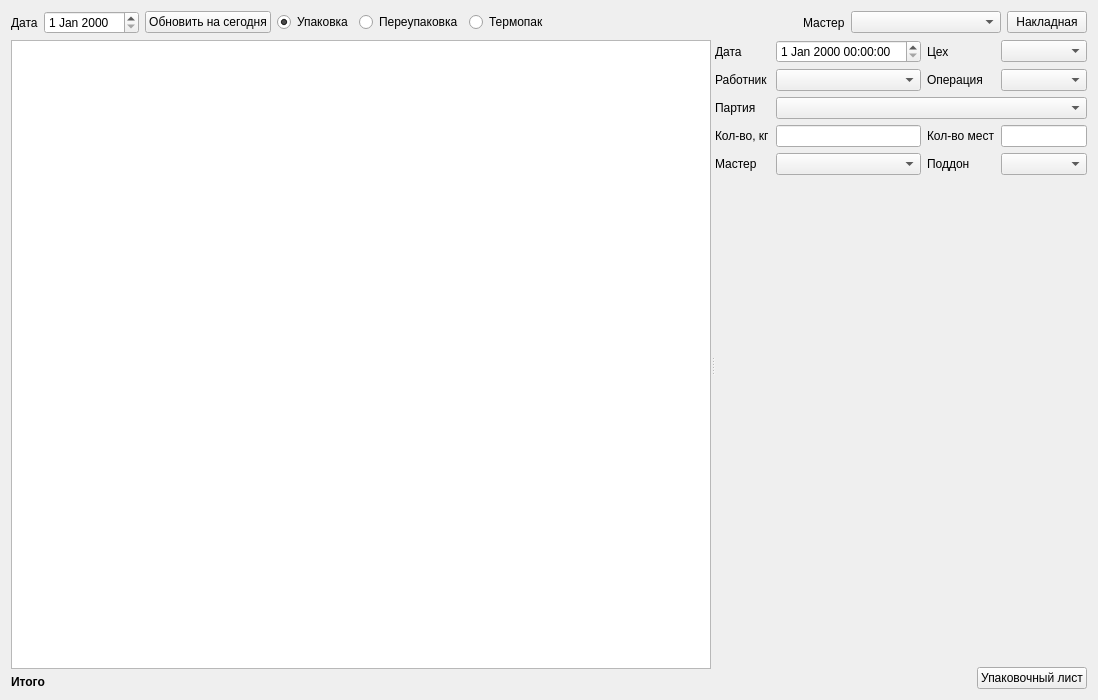
Above: formpack.ui from Sergeyego/warehouse before the change. Below: the same form after it.
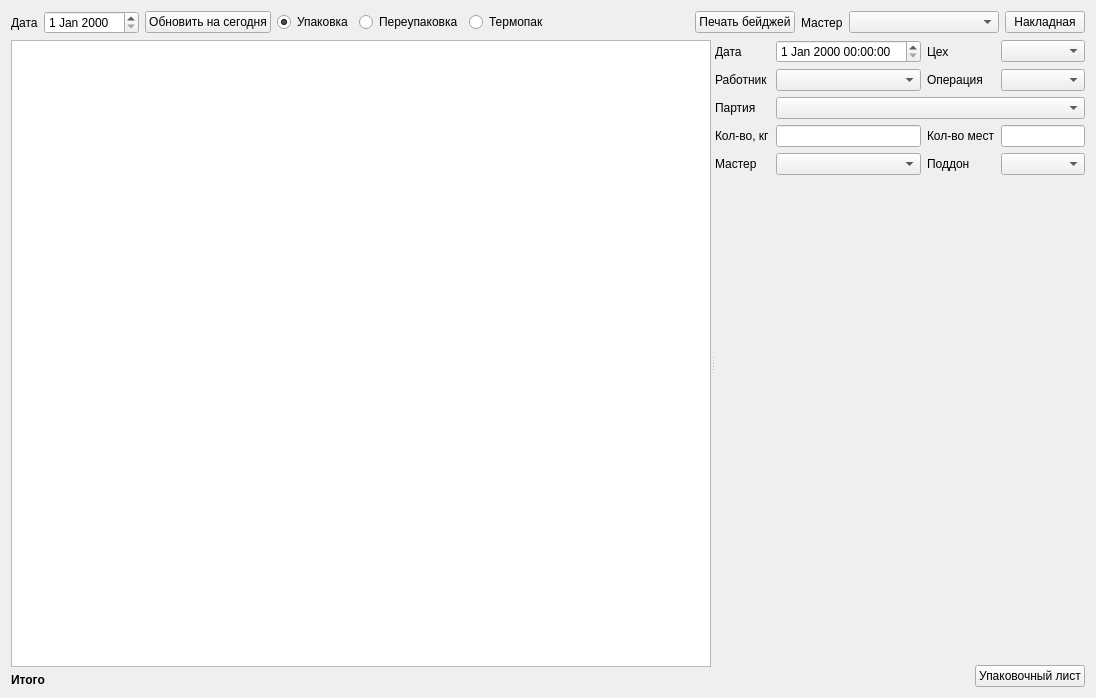
That is the form after the change. Custom widgets are drawn as their Qt base class.

Commit message: печать бейджей

The edit to the form file:
```diff
--- a/formpack.ui
+++ b/formpack.ui
@@ -6,8 +6,8 @@
    <rect>
     <x>0</x>
     <y>0</y>
-    <width>1098</width>
-    <height>700</height>
+    <width>1096</width>
+    <height>698</height>
    </rect>
   </property>
   <property name="windowTitle">
@@ -70,6 +70,13 @@
        </property>
       </spacer>
      </item>
+     <item>
+      <widget class="QPushButton" name="pushButtonPrintBadge">
+       <property name="text">
+        <string>Печать бейджей</string>
+       </property>
+      </widget>
+     </item>
      <item>
       <widget class="QLabel" name="label_11">
        <property name="text">
@@ -289,16 +296,16 @@
    <extends>QDateEdit</extends>
    <header>db/dbdateedit.h</header>
   </customwidget>
-  <customwidget>
-   <class>DbViewer</class>
-   <extends>QTableView</extends>
-   <header>db/dbviewer.h</header>
-  </customwidget>
   <customwidget>
    <class>DbComboBox</class>
    <extends>QComboBox</extends>
    <header>db/dbcombobox.h</header>
   </customwidget>
+  <customwidget>
+   <class>DbViewer</class>
+   <extends>QTableView</extends>
+   <header>db/dbviewer.h</header>
+  </customwidget>
  </customwidgets>
  <resources/>
  <connections/>
```
The commit also changes 8 other files.
